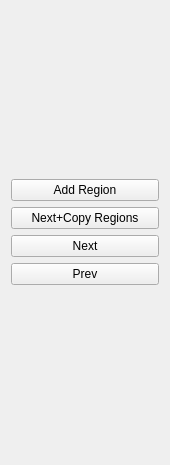
The window that FishGUI/navigatorwidget.ui (cvisionai/Tator-Native) describes before a commit, drawn with Qt 5.
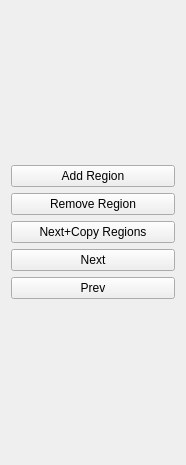
The same window after the commit.

Patch:
```diff
--- a/FishGUI/navigatorwidget.ui
+++ b/FishGUI/navigatorwidget.ui
@@ -6,7 +6,7 @@
    <rect>
     <x>0</x>
     <y>0</y>
-    <width>170</width>
+    <width>186</width>
     <height>465</height>
    </rect>
   </property>
@@ -23,6 +23,13 @@
        </property>
       </widget>
      </item>
+     <item>
+      <widget class="QPushButton" name="remove_region_button">
+       <property name="text">
+        <string>Remove Region</string>
+       </property>
+      </widget>
+     </item>
      <item>
       <widget class="QPushButton" name="next_with_copy_button">
        <property name="text">
```
